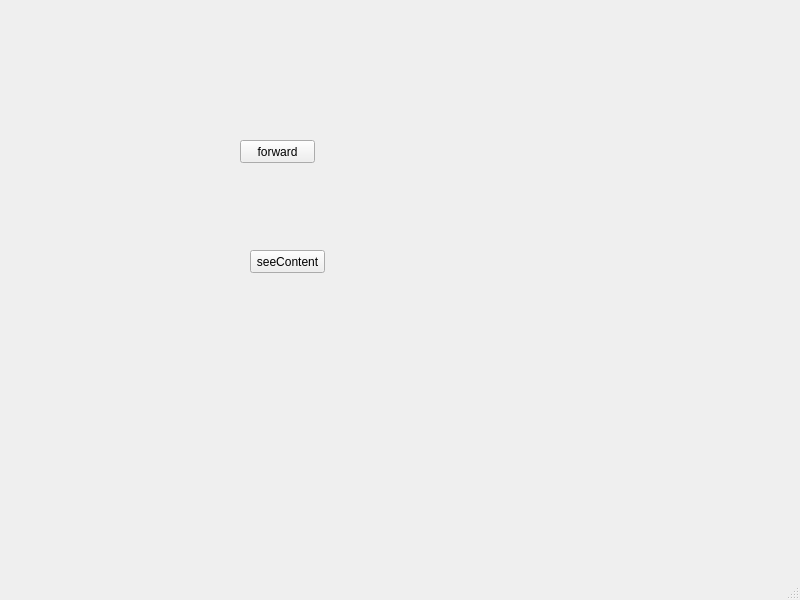
chatinEu/wifiBotV3, file mainwindow.ui: the form before one commit.
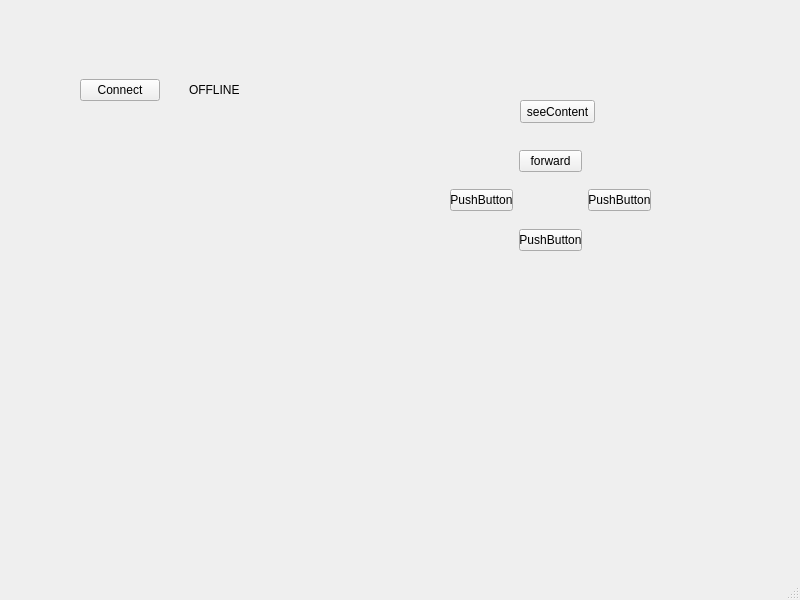
The form after the commit.

Commit message: ajout minim ui

Patch:
```diff
--- a/mainwindow.ui
+++ b/mainwindow.ui
@@ -14,24 +14,11 @@
    <string>MainWindow</string>
   </property>
   <widget class="QWidget" name="centralwidget">
-   <widget class="QPushButton" name="pushButton">
-    <property name="geometry">
-     <rect>
-      <x>240</x>
-      <y>140</y>
-      <width>75</width>
-      <height>23</height>
-     </rect>
-    </property>
-    <property name="text">
-     <string>forward</string>
-    </property>
-   </widget>
    <widget class="QPushButton" name="pushButton_2">
     <property name="geometry">
      <rect>
-      <x>250</x>
-      <y>250</y>
+      <x>520</x>
+      <y>100</y>
       <width>75</width>
       <height>23</height>
      </rect>
@@ -40,6 +27,108 @@
      <string>seeContent</string>
     </property>
    </widget>
+   <widget class="QWidget" name="horizontalLayoutWidget">
+    <property name="geometry">
+     <rect>
+      <x>450</x>
+      <y>150</y>
+      <width>201</width>
+      <height>101</height>
+     </rect>
+    </property>
+    <layout class="QHBoxLayout" name="horizontalLayout">
+     <item>
+      <widget class="QPushButton" name="pushButton_4">
+       <property name="text">
+        <string>PushButton</string>
+       </property>
+      </widget>
+     </item>
+     <item>
+      <layout class="QVBoxLayout" name="verticalLayout">
+       <item>
+        <widget class="QPushButton" name="pushButton">
+         <property name="text">
+          <string>forward</string>
+         </property>
+        </widget>
+       </item>
+       <item>
+        <spacer name="verticalSpacer">
+         <property name="orientation">
+          <enum>Qt::Vertical</enum>
+         </property>
+         <property name="sizeHint" stdset="0">
+          <size>
+           <width>20</width>
+           <height>40</height>
+          </size>
+         </property>
+        </spacer>
+       </item>
+       <item>
+        <widget class="QPushButton" name="pushButton_3">
+         <property name="text">
+          <string>PushButton</string>
+         </property>
+        </widget>
+       </item>
+      </layout>
+     </item>
+     <item>
+      <widget class="QPushButton" name="pushButton_5">
+       <property name="text">
+        <string>PushButton</string>
+       </property>
+      </widget>
+     </item>
+    </layout>
+   </widget>
+   <widget class="QWidget" name="horizontalLayoutWidget_2">
+    <property name="geometry">
+     <rect>
+      <x>80</x>
+      <y>50</y>
+      <width>160</width>
+      <height>80</height>
+     </rect>
+    </property>
+    <layout class="QHBoxLayout" name="horizontalLayout_2">
+     <item>
+      <widget class="QPushButton" name="pushButton_6">
+       <property name="text">
+        <string>Connect</string>
+       </property>
+      </widget>
+     </item>
+     <item>
+      <spacer name="horizontalSpacer">
+       <property name="orientation">
+        <enum>Qt::Horizontal</enum>
+       </property>
+       <property name="sizeType">
+        <enum>QSizePolicy::MinimumExpanding</enum>
+       </property>
+       <property name="sizeHint" stdset="0">
+        <size>
+         <width>20</width>
+         <height>10</height>
+        </size>
+       </property>
+      </spacer>
+     </item>
+     <item>
+      <widget class="QLabel" name="label">
+       <property name="contextMenuPolicy">
+        <enum>Qt::NoContextMenu</enum>
+       </property>
+       <property name="text">
+        <string>OFFLINE</string>
+       </property>
+      </widget>
+     </item>
+    </layout>
+   </widget>
   </widget>
   <widget class="QMenuBar" name="menubar">
    <property name="geometry">
```
The commit also changes 4 other files.
